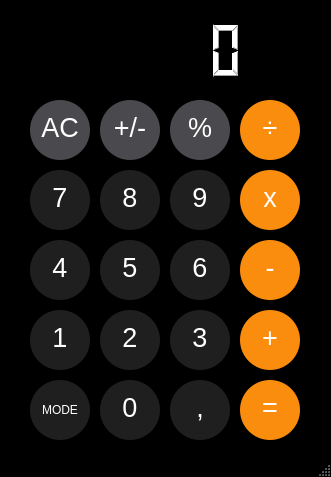
Before: the Qt Designer form Kalkulator_QT/mainwindow.ui in jackon274/PO, drawn with Qt 5.
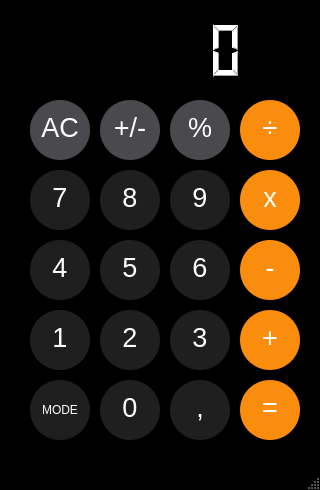
After: the same form once the commit is applied. Icons and pictures are not drawn.

Commit message: Disable resizing

Diff of the .ui file:
```diff
--- a/Kalkulator_QT/mainwindow.ui
+++ b/Kalkulator_QT/mainwindow.ui
@@ -6,8 +6,8 @@
    <rect>
     <x>0</x>
     <y>0</y>
-    <width>331</width>
-    <height>477</height>
+    <width>320</width>
+    <height>490</height>
    </rect>
   </property>
   <property name="sizePolicy">
@@ -16,6 +16,21 @@
     <verstretch>0</verstretch>
    </sizepolicy>
   </property>
+  <property name="minimumSize">
+   <size>
+    <width>320</width>
+    <height>490</height>
+   </size>
+  </property>
+  <property name="maximumSize">
+   <size>
+    <width>320</width>
+    <height>490</height>
+   </size>
+  </property>
+  <property name="cursor">
+   <cursorShape>ArrowCursor</cursorShape>
+  </property>
   <property name="windowTitle">
    <string>MainWindow</string>
   </property>
```
Left out of the diff: 2 changed lines with no effect on the pictures.
